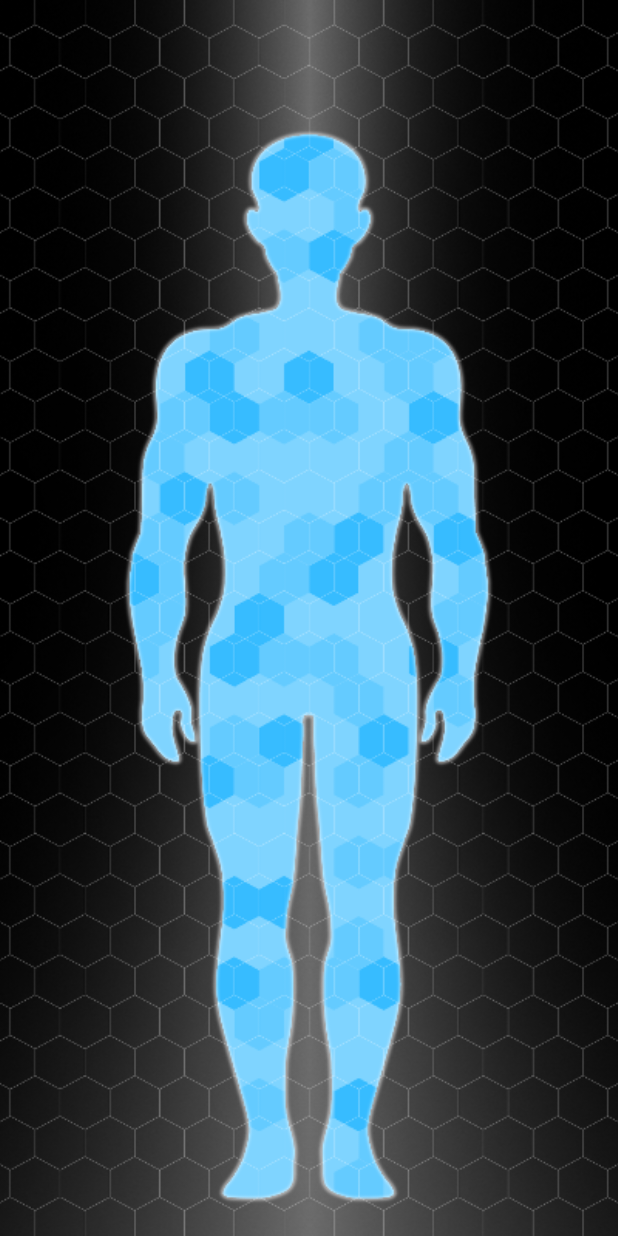
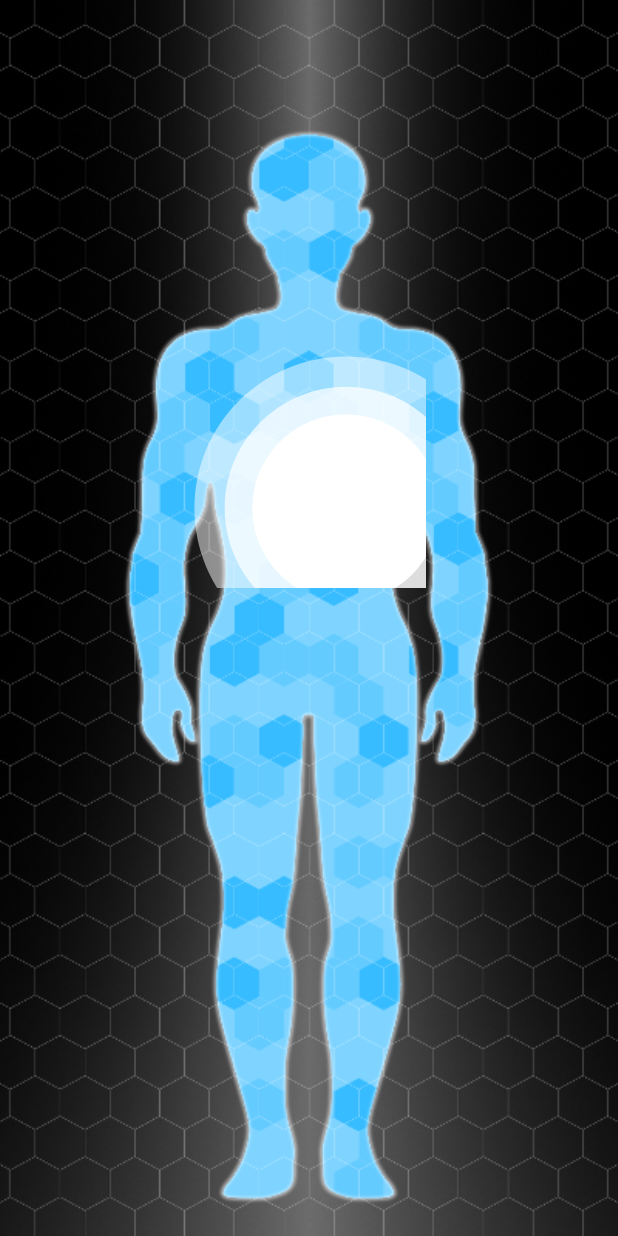
Before and after one commit to AlexeyKutepov/SmartWear, an Android app: the screen it shows after launch (MainActivity), on a phone screen of 412 x 824 dp. Run offline under Robolectric (Android 15) with nearby library versions, the phone set to English and light mode, and no system bars.

Commit message:
Добавил новый компонент для отображения температуры

```diff
--- /dev/null
+++ b/app/src/main/java/wear/smart/ru/smartwear/component/TempView.java
@@ -0,0 +1,67 @@
+package wear.smart.ru.smartwear.component;
+
+import android.content.Context;
+import android.graphics.Bitmap;
+import android.graphics.BitmapFactory;
+import android.graphics.Canvas;
+import android.graphics.Paint;
+import android.support.annotation.Nullable;
+import android.util.AttributeSet;
+import android.view.View;
+
+import wear.smart.ru.smartwear.R;
+
+/**
+ * Отображение температуры одежды
+ */
+
+public class TempView extends View {
+
+    private Paint mPaint;
+    public Bitmap bmpRound;
+    Context ctx;
+
+    public TempView(Context context) {
+        super(context);
+        ctx = context;
+        bmpRound = BitmapFactory.decodeResource(getResources(), R.drawable.in_temp);
+        mPaint = new Paint();
+        mPaint.setAntiAlias(true);
+        mPaint.setTextSize(16);
+        mPaint.setColor(0xFFFFFFFF);
+        mPaint.setStyle(Paint.Style.FILL);
+    }
+
+    public TempView(Context context, @Nullable AttributeSet attrs) {
+        super(context, attrs);
+        ctx = context;
+        bmpRound = BitmapFactory.decodeResource(getResources(), R.drawable.in_temp);
+        mPaint = new Paint();
+        mPaint.setAntiAlias(true);
+        mPaint.setTextSize(16);
+        mPaint.setColor(0xFFFFFFFF);
+        mPaint.setStyle(Paint.Style.FILL);
+    }
+
+    public TempView(Context context, @Nullable AttributeSet attrs, int defStyleAttr) {
+        super(context, attrs, defStyleAttr);
+        ctx = context;
+        bmpRound = BitmapFactory.decodeResource(getResources(), R.drawable.in_temp);
+        mPaint = new Paint();
+        mPaint.setAntiAlias(true);
+        mPaint.setTextSize(16);
+        mPaint.setColor(0xFFFFFFFF);
+        mPaint.setStyle(Paint.Style.FILL);
+    }
+
+    @Override
+    protected void onMeasure(int widthMeasureSpec, int heightMeasureSpec) {
+        super.onMeasure(widthMeasureSpec, heightMeasureSpec);
+    }
+
+    @Override
+    protected void onDraw(Canvas canvas) {
+        super.onDraw(canvas);
+        canvas.drawBitmap(bmpRound, 0, 0,null);
+    }
+}
--- a/app/src/main/res/layout/activity_main.xml
+++ b/app/src/main/res/layout/activity_main.xml
@@ -14,11 +14,24 @@
         app:layout_constraintRight_toRightOf="parent"
         app:layout_constraintTop_toTopOf="parent"
         app:layout_constraintBottom_toBottomOf="parent"
-        android:layout_marginRight="0dp"
-        android:layout_marginLeft="0dp"
-        android:layout_marginTop="0dp"
-        android:layout_marginBottom="0dp"
         android:scaleType="centerCrop"
-        android:contentDescription="@string/app_name" />
+        android:contentDescription="@string/app_name"
+        android:id="@+id/imageView"
+        app:layout_constraintHorizontal_bias="0.0"
+        app:layout_constraintVertical_bias="0.0" />
+
+    <wear.smart.ru.smartwear.component.TempView
+        android:layout_width="155dp"
+        android:layout_height="155dp"
+        android:layout_marginLeft="8dp"
+        app:layout_constraintLeft_toLeftOf="parent"
+        android:layout_marginRight="8dp"
+        app:layout_constraintRight_toRightOf="parent"
+        app:layout_constraintTop_toTopOf="parent"
+        android:layout_marginTop="8dp"
+        app:layout_constraintBottom_toBottomOf="parent"
+        android:layout_marginBottom="8dp"
+        app:layout_constraintHorizontal_bias="0.500"
+        app:layout_constraintVertical_bias="0.350" />
 
 </android.support.constraint.ConstraintLayout>
```
Also changed, not shown: app/src/main/res/drawable-hdpi/in_temp.png (added), app/src/main/res/drawable-mdpi/in_temp.png (added), app/src/main/res/drawable-xhdpi/in_temp.png (added), app/src/main/res/drawable-xxhdpi/in_temp.png (added), app/src/main/res/drawable-xxxhdpi/in_temp.png (added).
